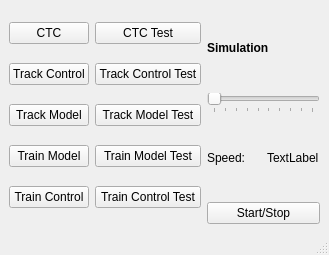
Old version of the form system.ui in the repository ece1140thebteam/train_system_sim.
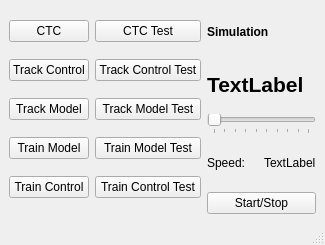
New version of the form.

```diff
--- a/system.ui
+++ b/system.ui
@@ -6,8 +6,8 @@
    <rect>
     <x>0</x>
     <y>0</y>
-    <width>329</width>
-    <height>255</height>
+    <width>325</width>
+    <height>245</height>
    </rect>
   </property>
   <property name="windowTitle">
@@ -107,6 +107,19 @@
         </property>
        </widget>
       </item>
+      <item>
+       <widget class="QLabel" name="label_time">
+        <property name="font">
+         <font>
+          <pointsize>16</pointsize>
+          <bold>true</bold>
+         </font>
+        </property>
+        <property name="text">
+         <string>TextLabel</string>
+        </property>
+       </widget>
+      </item>
       <item>
        <widget class="QSlider" name="horizontalSlider">
         <property name="minimum">
```
Left out of the diff: 2 changed lines with no effect on the pictures.
